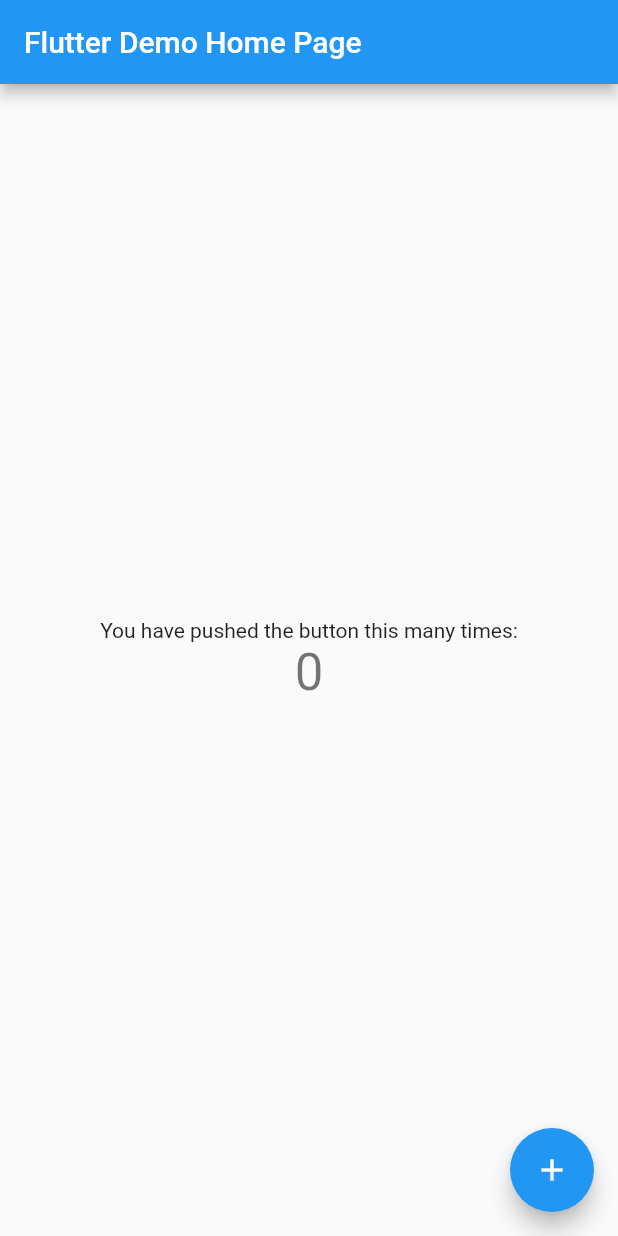
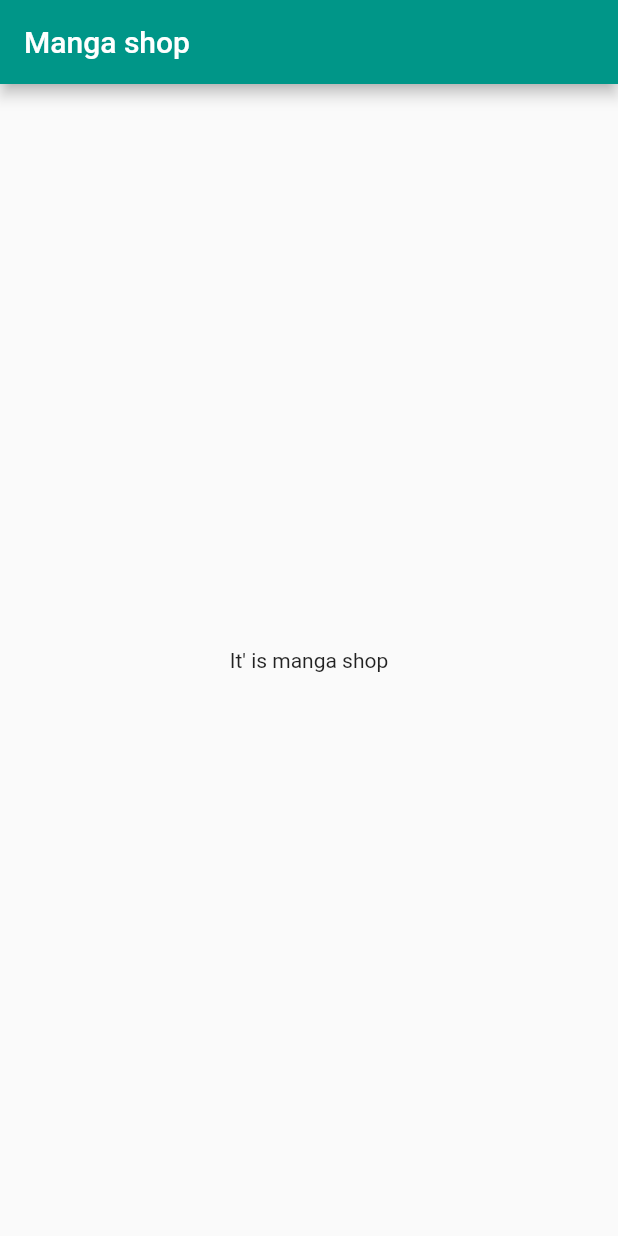
Before and after one commit to w0u0w/simple_shop_app, a Flutter app: the screen it shows after launch, on a phone screen of 412 x 824 dp. Run offline on Flutter 3.47's test engine with Material 2 defaults, Android fonts, the phone set to English and light mode, and no system bars.

Commit message:
theme and first page added

```diff
--- a/lib/main.dart
+++ b/lib/main.dart
@@ -7,109 +7,33 @@ void main() {
 class MyApp extends StatelessWidget {
   const MyApp({Key? key}) : super(key: key);
 
-  // This widget is the root of your application.
   @override
   Widget build(BuildContext context) {
     return MaterialApp(
-      title: 'Flutter Demo',
+      title: 'Manga shop',
+      debugShowCheckedModeBanner: false,
       theme: ThemeData(
-        // This is the theme of your application.
-        //
-        // Try running your application with "flutter run". You'll see the
-        // application has a blue toolbar. Then, without quitting the app, try
-        // changing the primarySwatch below to Colors.green and then invoke
-        // "hot reload" (press "r" in the console where you ran "flutter run",
-        // or simply save your changes to "hot reload" in a Flutter IDE).
-        // Notice that the counter didn't reset back to zero; the application
-        // is not restarted.
-        primarySwatch: Colors.blue,
+        primarySwatch: Colors.teal,
       ),
-      home: const MyHomePage(title: 'Flutter Demo Home Page'),
+      home: MyHomePage(),
     );
   }
 }
 
-class MyHomePage extends StatefulWidget {
-  const MyHomePage({Key? key, required this.title}) : super(key: key);
-
-  // This widget is the home page of your application. It is stateful, meaning
-  // that it has a State object (defined below) that contains fields that affect
-  // how it looks.
-
-  // This class is the configuration for the state. It holds the values (in this
-  // case the title) provided by the parent (in this case the App widget) and
-  // used by the build method of the State. Fields in a Widget subclass are
-  // always marked "final".
-
-  final String title;
-
-  @override
-  State<MyHomePage> createState() => _MyHomePageState();
-}
-
-class _MyHomePageState extends State<MyHomePage> {
-  int _counter = 0;
-
-  void _incrementCounter() {
-    setState(() {
-      // This call to setState tells the Flutter framework that something has
-      // changed in this State, which causes it to rerun the build method below
-      // so that the display can reflect the updated values. If we changed
-      // _counter without calling setState(), then the build method would not be
-      // called again, and so nothing would appear to happen.
-      _counter++;
-    });
-  }
+class MyHomePage extends StatelessWidget {
+  const MyHomePage({Key? key}) : super(key: key);
 
   @override
   Widget build(BuildContext context) {
-    // This method is rerun every time setState is called, for instance as done
-    // by the _incrementCounter method above.
-    //
-    // The Flutter framework has been optimized to make rerunning build methods
-    // fast, so that you can just rebuild anything that needs updating rather
-    // than having to individually change instances of widgets.
     return Scaffold(
       appBar: AppBar(
-        // Here we take the value from the MyHomePage object that was created by
-        // the App.build method, and use it to set our appbar title.
-        title: Text(widget.title),
+        title: Text('Manga shop'),
       ),
-      body: Center(
-        // Center is a layout widget. It takes a single child and positions it
-        // in the middle of the parent.
-        child: Column(
-          // Column is also a layout widget. It takes a list of children and
-          // arranges them vertically. By default, it sizes itself to fit its
-          // children horizontally, and tries to be as tall as its parent.
-          //
-          // Invoke "debug painting" (press "p" in the console, choose the
-          // "Toggle Debug Paint" action from the Flutter Inspector in Android
-          // Studio, or the "Toggle Debug Paint" command in Visual Studio Code)
-          // to see the wireframe for each widget.
-          //
-          // Column has various properties to control how it sizes itself and
-          // how it positions its children. Here we use mainAxisAlignment to
-          // center the children vertically; the main axis here is the vertical
-          // axis because Columns are vertical (the cross axis would be
-          // horizontal).
-          mainAxisAlignment: MainAxisAlignment.center,
-          children: <Widget>[
-            const Text(
-              'You have pushed the button this many times:',
-            ),
-            Text(
-              '$_counter',
-              style: Theme.of(context).textTheme.headline4,
-            ),
-          ],
+      body: const Center(
+        child: Text(
+          'It\' is manga shop',
         ),
       ),
-      floatingActionButton: FloatingActionButton(
-        onPressed: _incrementCounter,
-        tooltip: 'Increment',
-        child: const Icon(Icons.add),
-      ), // This trailing comma makes auto-formatting nicer for build methods.
     );
   }
 }
```
